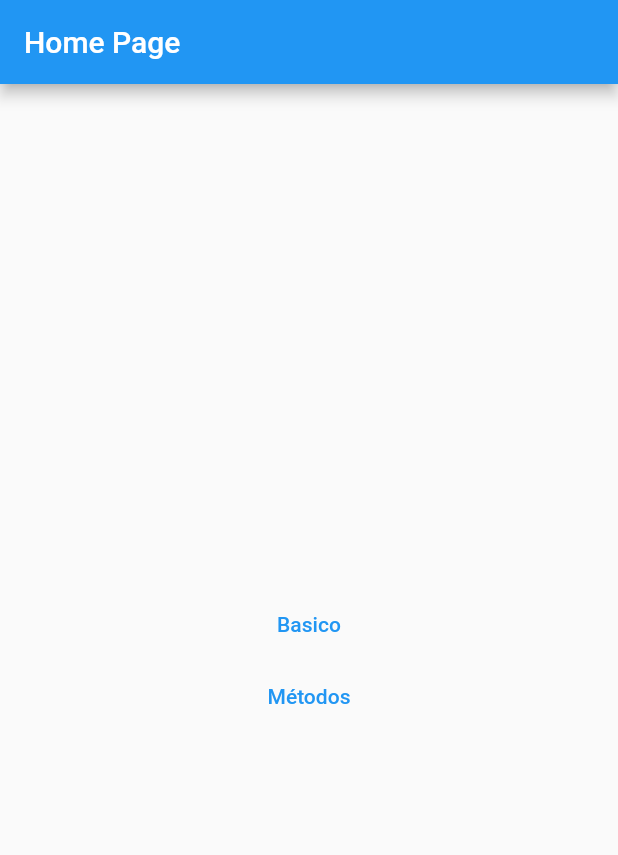
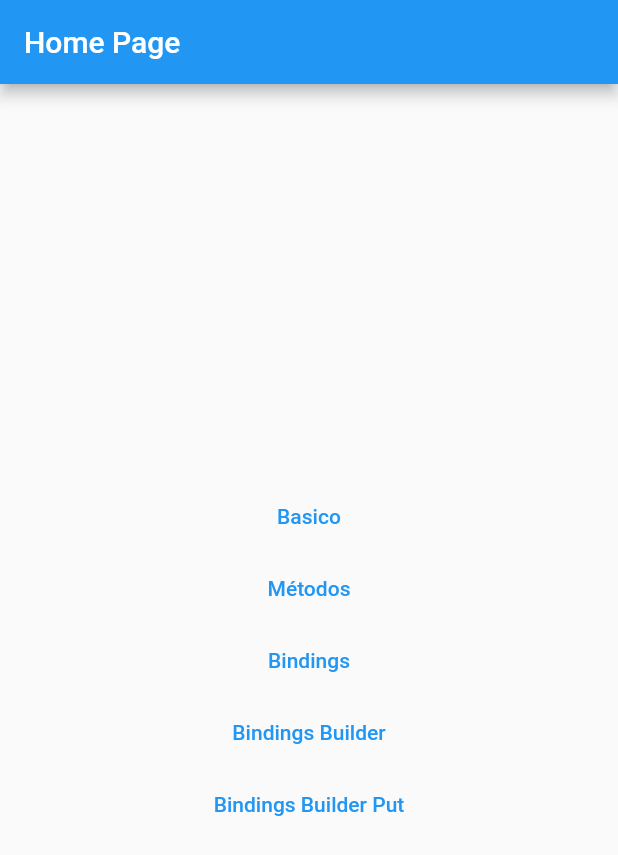
Before and after one commit to 2DevGs/get_dependencias, a Flutter app: the screen it shows after launch, on a phone screen of 412 x 824 dp. Shown: the top 855 px of the screen. Run offline on Flutter 3.47's test engine with Material 2 defaults, Android fonts, the phone set to English and light mode, and no system bars; our stand-ins replace get, shared_preferences.

Commit message:
Integrating with the routes(Bindings)
In this commit, a basic structure of named routes was used to demonstrate the passing of conventional bindings and using BindingBuilder and BindingBuilder.put.

```diff
--- a/lib/main.dart
+++ b/lib/main.dart
@@ -1,14 +1,18 @@
 import 'package:flutter/material.dart';
 import 'package:get/get.dart';
-import 'package:get_dependencias/pages/basico/basico_home_page.dart';
-import 'package:get_dependencias/pages/home_page.dart';
-import 'package:get_dependencias/pages/metodos/create/create_home_page.dart';
-import 'package:get_dependencias/pages/metodos/delete_update/delete_home_page.dart';
-import 'package:get_dependencias/pages/metodos/delete_update/update_home_page.dart';
-import 'package:get_dependencias/pages/metodos/lazyPut/lazy_put_page.dart';
-import 'package:get_dependencias/pages/metodos/metodos_home_page.dart';
-import 'package:get_dependencias/pages/metodos/put/put_page.dart';
-import 'package:get_dependencias/pages/metodos/putAsync/put_async_page.dart';
+
+import 'pages/basico/basico_home_page.dart';
+import 'pages/bindings/bindings_controller.dart';
+import 'pages/bindings/bindings_example.dart';
+import 'pages/bindings/home_bindings.dart';
+import 'pages/home_page.dart';
+import 'pages/metodos/create/create_home_page.dart';
+import 'pages/metodos/delete_update/delete_home_page.dart';
+import 'pages/metodos/delete_update/update_home_page.dart';
+import 'pages/metodos/lazyPut/lazy_put_page.dart';
+import 'pages/metodos/metodos_home_page.dart';
+import 'pages/metodos/put/put_page.dart';
+import 'pages/metodos/putAsync/put_async_page.dart';
 void main() {
   runApp(const MyApp());
 }
@@ -35,8 +39,26 @@ class MyApp extends StatelessWidget {
             GetPage(name: '/putAsync', page: () => PutAsyncPage(),),
             GetPage(name: '/create', page: () => CreateHomePage(),),
             GetPage(name: '/update', page: () => UpdateHomePage(),),
-            GetPage(name: '/delete', page: () => DeleteHomePage(),),
+            GetPage(name: '/delete', page: () => const DeleteHomePage(),),
           ],
+        ),
+        GetPage(
+          name: '/bindings',
+          binding: BindingsExample(),
+          page: () => const HomeBindings(),
+        ),
+        GetPage(
+          name: '/bindings_builder',
+          binding: BindingsBuilder(() {
+            Get.put(BindingsController(nome: 'Inicializado dentro do binding'));
+            }
+          ),
+          page: () => const HomeBindings(),
+        ),
+        GetPage(
+          name: '/bindings_builder_put',
+          binding: BindingsBuilder.put(() => BindingsController(nome: 'Inicializado dentro do bindings')),
+          page: () => const HomeBindings(),
         ),
       ],
     );
--- /dev/null
+++ b/lib/pages/bindings/bindings_controller.dart
@@ -0,0 +1,10 @@
+
+class BindingsController {
+
+  String nome;
+
+  BindingsController({
+    required this.nome,
+  });
+
+}
--- /dev/null
+++ b/lib/pages/bindings/bindings_example.dart
@@ -0,0 +1,17 @@
+
+import 'package:get/get.dart';
+import 'package:get_dependencias/pages/bindings/bindings_controller.dart';
+
+class BindingsExample extends Bindings {
+
+  BindingsExample(){
+    print('Iniciando BindingsExample');
+  }
+
+  @override
+  void dependencies() {
+    print('Carregando as instancias');
+    Get.put(BindingsController(nome: 'Inicializado dentro do binding'));
+  }
+
+}
--- a/lib/pages/home_page.dart
+++ b/lib/pages/home_page.dart
@@ -24,6 +24,24 @@ class HomePage extends StatelessWidget {
               },
               child: const Text('Métodos'),
             ),
+            TextButton(
+              onPressed: (){
+                Navigator.of(context).pushNamed('/bindings');
+              },
+              child: const Text('Bindings'),
+            ),
+            TextButton(
+              onPressed: (){
+                Navigator.of(context).pushNamed('/bindings_builder');
+              },
+              child: const Text('Bindings Builder'),
+            ),
+            TextButton(
+              onPressed: (){
+                Navigator.of(context).pushNamed('/bindings_builder_put');
+              },
+              child: const Text('Bindings Builder Put'),
+            ),
           ],
         ),
       ),
```
Also changed, not shown: lib/pages/bindings/home_bindings.dart (added, +25 -0 lines).
